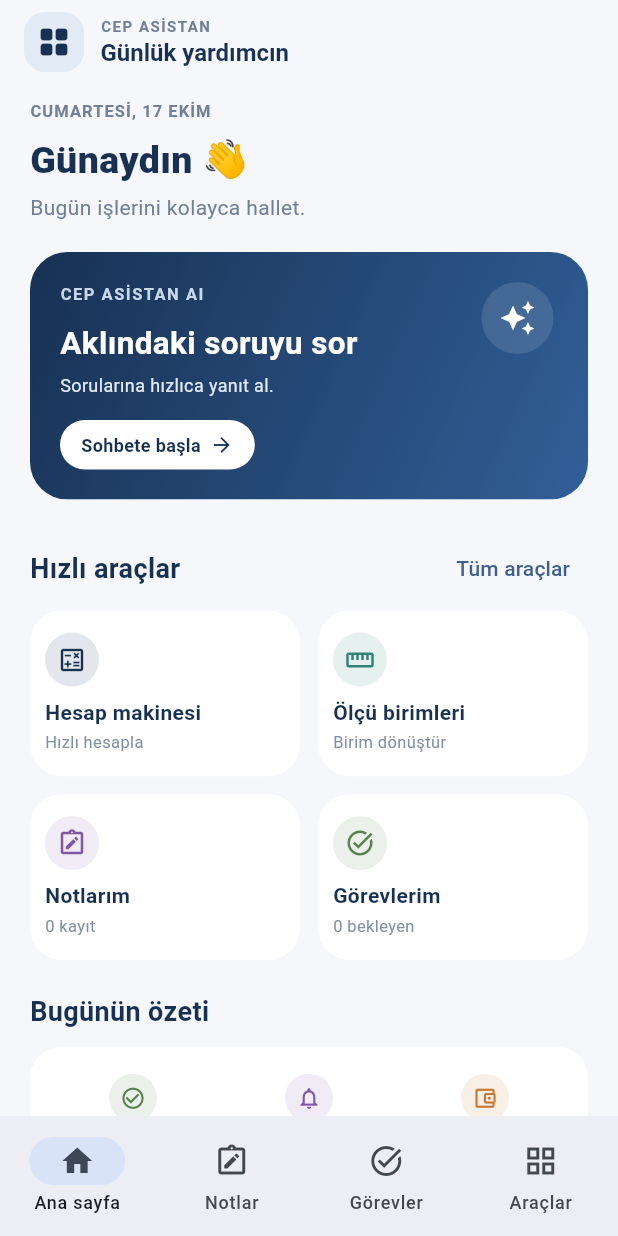
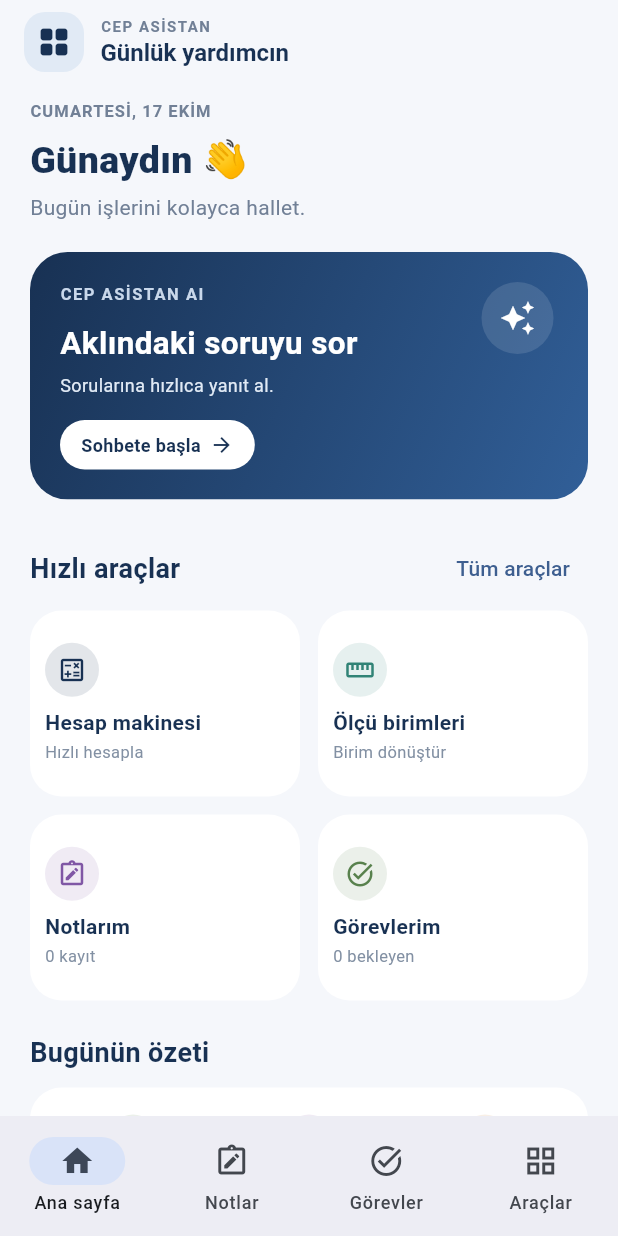
Before and after one commit to ediptan01-commits/-cep-asistan, a Flutter app: the screen it shows after launch, on a phone screen of 412 x 824 dp. Run offline on Flutter 3.47's test engine with Material 3 defaults, Android fonts, the phone set to English and light mode, and no system bars; our stand-ins replace flutter_local_notifications, image_picker, in_app_purchase, pdf, share_plus, shared_preferences and 1 more.

Commit message:
Update main.dart

```diff
--- a/lib/main.dart
+++ b/lib/main.dart
@@ -828,13 +828,15 @@ class _HomePageState extends State<HomePage> {
           onAction: () => setState(() => tab = 9),
         ),
         const SizedBox(height: 4),
-        GridView.count(
-          crossAxisCount: 2,
+        GridView(
+          gridDelegate: const SliverGridDelegateWithFixedCrossAxisCount(
+            crossAxisCount: 2,
+            mainAxisExtent: 124,
+            crossAxisSpacing: 12,
+            mainAxisSpacing: 12,
+          ),
           shrinkWrap: true,
           physics: const NeverScrollableScrollPhysics(),
-          crossAxisSpacing: 12,
-          mainAxisSpacing: 12,
-          childAspectRatio: 1.63,
           children: [
             _toolCard(
               Icons.calculate_outlined,
@@ -1236,13 +1238,15 @@ Widget _listPage(
           style: TextStyle(color: Color(0xFF718096), fontSize: 14),
         ),
         const SizedBox(height: 16),
-        GridView.count(
-          crossAxisCount: 2,
+        GridView(
+          gridDelegate: const SliverGridDelegateWithFixedCrossAxisCount(
+            crossAxisCount: 2,
+            mainAxisExtent: 124,
+            crossAxisSpacing: 12,
+            mainAxisSpacing: 12,
+          ),
           shrinkWrap: true,
           physics: const NeverScrollableScrollPhysics(),
-          crossAxisSpacing: 12,
-          mainAxisSpacing: 12,
-          childAspectRatio: 1.63,
           children: [
             _toolCard(Icons.calculate_outlined, 'Hesap makinesi',
                 'Dört işlem ve yüzde', () => setState(() => tab = 8)),
```
